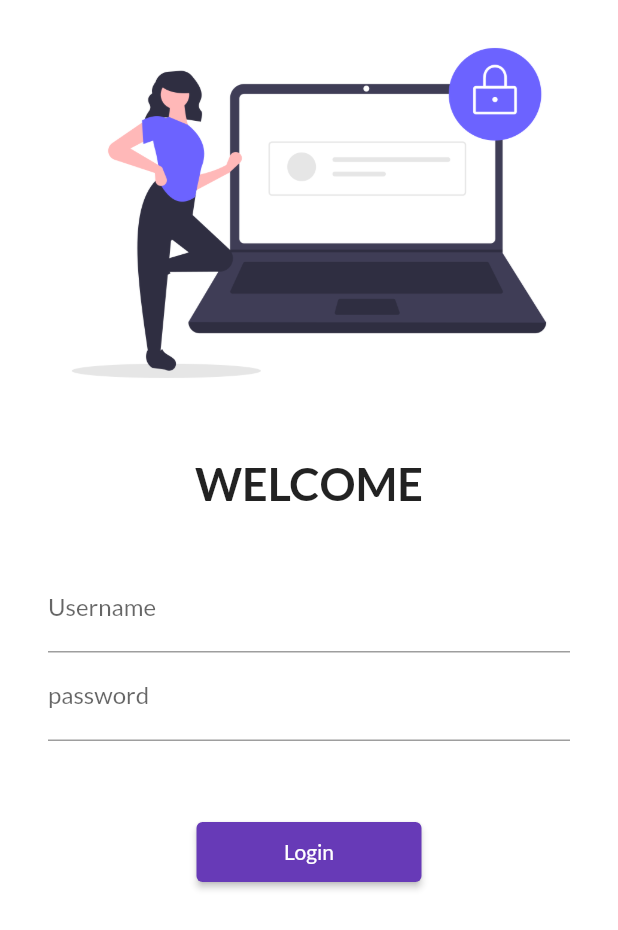
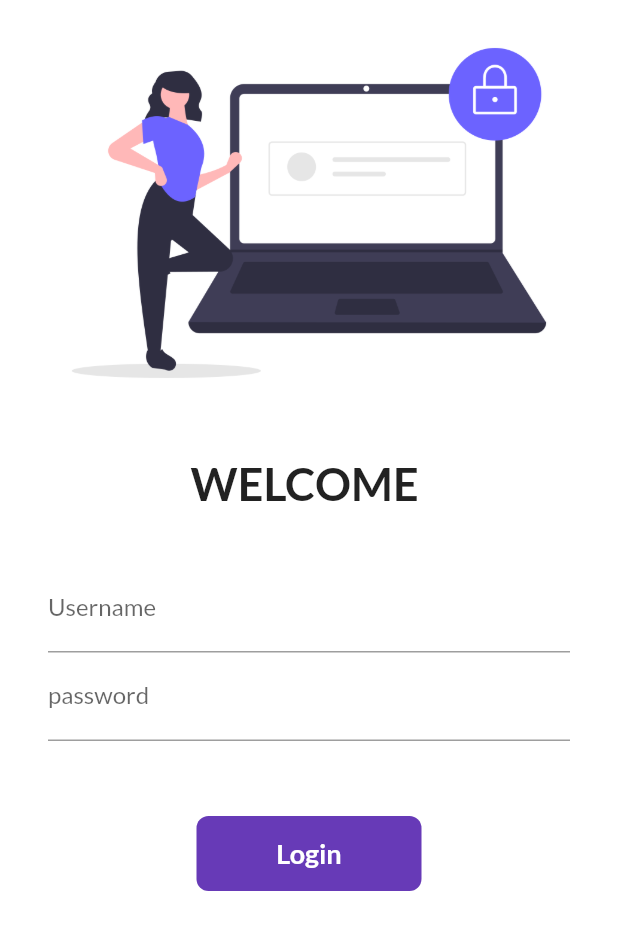
Before and after one commit to abhijeettiwari521/flutterbyabhi, a Flutter app: the screen it shows after launch, on a phone screen of 412 x 824 dp. Shown: the top 930 px of the screen. Run offline on Flutter 3.47's test engine with Material 2 defaults, Android fonts, the phone set to English and light mode, and no system bars; our stand-ins replace google_fonts.

Commit message:
day6 completed

```diff
--- a/lib/pages/login_page.dart
+++ b/lib/pages/login_page.dart
@@ -2,9 +2,16 @@ import 'package:flutter/gestures.dart';
 import 'package:flutter/material.dart';
 import 'package:flutter_application_2/utils/routes.dart';
 
-class LoginPage extends StatelessWidget {
+class LoginPage extends StatefulWidget {
   const LoginPage({Key? key}) : super(key: key);
 
+  @override
+  State<LoginPage> createState() => _LoginPageState();
+}
+
+class _LoginPageState extends State<LoginPage> {
+  String name = "";
+  bool changeButton = false;
   @override
   Widget build(BuildContext context) {
     return Material(
@@ -20,7 +27,7 @@ class LoginPage extends StatelessWidget {
                 height: 20.0,
               ),
               Text(
-                "WELCOME",
+                "WELCOME $name",
                 style: TextStyle(fontSize: 30, fontWeight: FontWeight.bold),
               ),
               SizedBox(
@@ -32,11 +39,14 @@ class LoginPage extends StatelessWidget {
                 child: Column(
                   children: [
                     TextFormField(
-                      decoration: InputDecoration(
-                        hintText: "Enter Username",
-                        labelText: "Username",
-                      ),
-                    ),
+                        decoration: InputDecoration(
+                          hintText: "Enter Username",
+                          labelText: "Username",
+                        ),
+                        onChanged: (Value) {
+                          name = Value;
+                          setState(() {});
+                        }),
                     TextFormField(
                       obscureText: true,
                       decoration: InputDecoration(
@@ -47,13 +57,45 @@ class LoginPage extends StatelessWidget {
                     SizedBox(
                       height: 50.0,
                     ),
-                    ElevatedButton(
-                      child: Text("Login"),
-                      style: TextButton.styleFrom(minimumSize: Size(150, 40)),
-                      onPressed: () {
+                    InkWell(
+                      onTap: () async {
+                        setState(() {
+                          changeButton = true;
+                        });
+                        await Future.delayed(Duration(seconds: 1));
                         Navigator.pushNamed(context, MyRoutes.homeRoute);
                       },
+                      child: AnimatedContainer(
+                        duration: Duration(seconds: 1),
+                        width: changeButton ? 50 : 150,
+                        height: 50,
+                        alignment: Alignment.center,
+                        child: changeButton
+                            ? Icon(
+                                Icons.done,
+                                color: Colors.white,
+                              )
+                            : Text(
+                                "Login",
+                                style: TextStyle(
+                                  color: Colors.white,
+                                  fontWeight: FontWeight.bold,
+                                  fontSize: 18,
+                                ),
+                              ),
+                        decoration: BoxDecoration(
+                            color: Colors.deepPurple,
+                            borderRadius:
+                                BorderRadius.circular(changeButton ? 50 : 8)),
+                      ),
                     )
+                    //ElevatedButton(
+                    // child: Text("Login"),
+                    // style: TextButton.styleFrom(minimumSize: Size(150, 40)),
+                    // onPressed: () {
+
+                    // },
+                    // )
                   ],
                 ),
               ),
```
